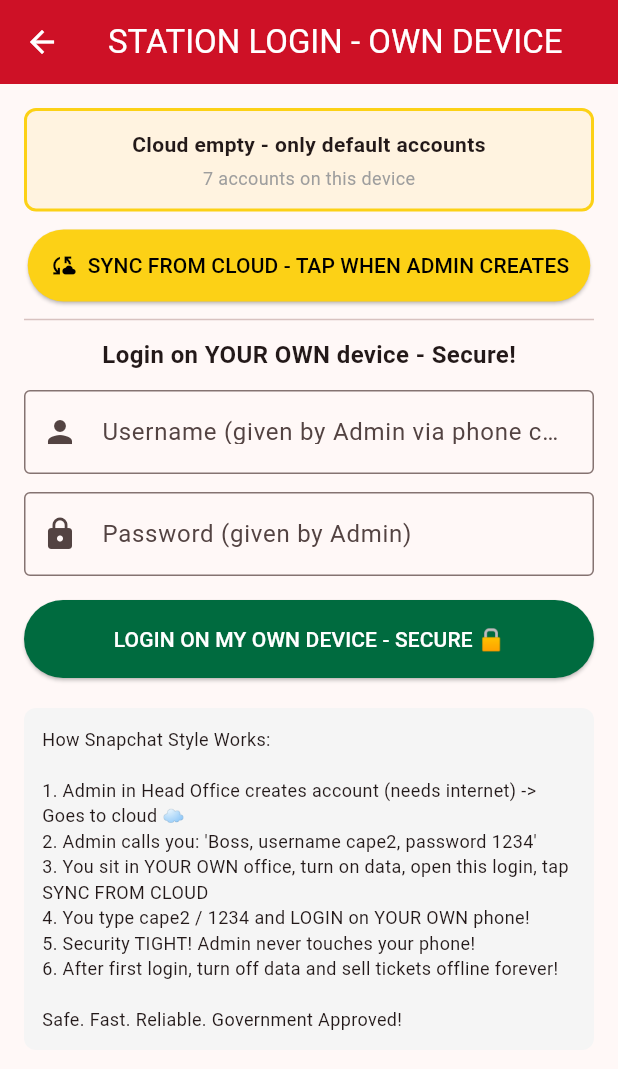
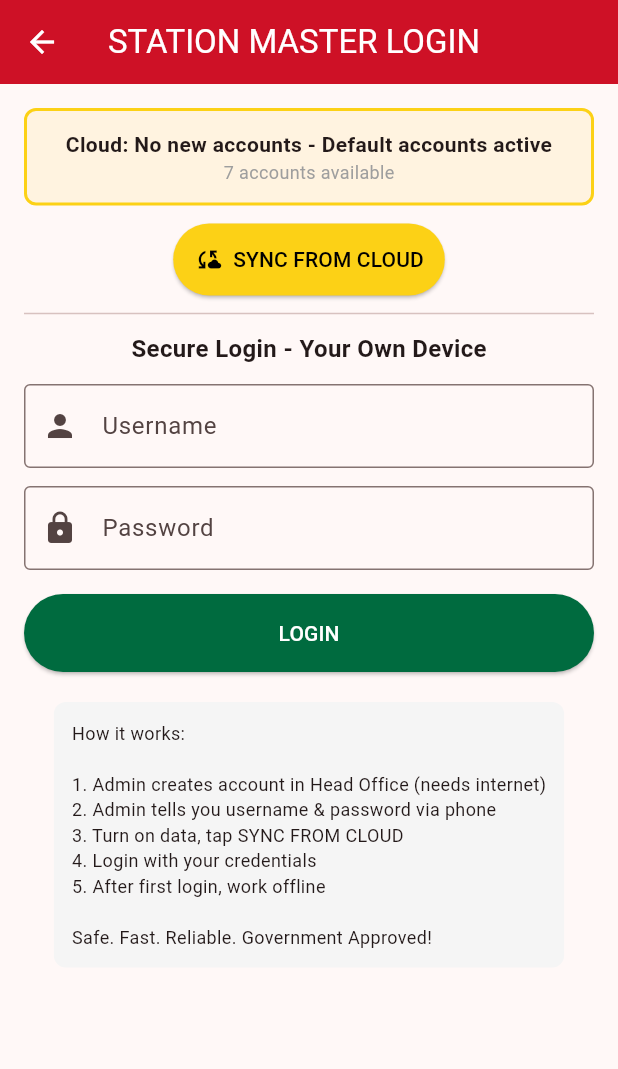
Before and after one commit to bernardajeati567-afk/Trotro-ticket, a Flutter app: the LoginScreen screen opened directly, on a phone screen of 412 x 824 dp. Shown: the top 1069 px of the screen. Run offline on Flutter 3.47's test engine with Material 3 defaults, Android fonts, the phone set to English and light mode, and no system bars; our stand-ins replace cloud_firestore, firebase_core, pdf, printing, sqflite; accounts and stored records are empty.

Commit message:
Update main.dart

```diff
--- a/lib/main.dart
+++ b/lib/main.dart
@@ -12,7 +12,6 @@ import 'package:printing/printing.dart';
 import 'package:firebase_core/firebase_core.dart';
 import 'package:cloud_firestore/cloud_firestore.dart';
 
-// ============ CONSTANTS ============
 const String dbFile = "trotro.db";
 const String fareFile = "fares.json";
 const String appSlogan = "Safe. Fast. Reliable. | Government Approved";
@@ -72,11 +71,10 @@ class AppDB {
   }
 }
 
-// SNAPCHAT SYNC - DOWNLOAD FROM CLOUD
 Future<String> syncUsersFromCloud() async {
   try {
     final snap = await FirebaseFirestore.instance.collection('users').get().timeout(const Duration(seconds: 6));
-    if (snap.docs.isEmpty) return "Cloud empty - only default accounts";
+    if (snap.docs.isEmpty) return "Cloud: No new accounts - Default accounts active";
     final db = await AppDB.getDB();
     int count = 0;
     for (var doc in snap.docs) {
@@ -90,9 +88,9 @@ Future<String> syncUsersFromCloud() async {
       }, conflictAlgorithm: ConflictAlgorithm.replace);
       count++;
     }
-    return "✅ Synced $count accounts from cloud - Snapchat style!";
+    return "✅ Synced $count accounts from cloud";
   } catch (e) {
-    return "⚠️ Offline - Using local. Turn on data & tap SYNC to get new accounts";
+    return "Offline mode - Using local accounts. Turn on data to sync new accounts";
   }
 }
 
@@ -314,15 +312,15 @@ class TrotroApp extends StatelessWidget {
 class MainMenuScreen extends StatefulWidget { const MainMenuScreen({super.key}); @override State<MainMenuScreen> createState() => _MainMenuScreenState(); }
 class _MainMenuScreenState extends State<MainMenuScreen> {
   @override Widget build(BuildContext context) {
-    return Scaffold(appBar: AppBar(title: const Text("REAL ME TROTRO v14 SNAPCHAT"), backgroundColor: ghRed, foregroundColor: Colors.white),
+    return Scaffold(appBar: AppBar(title: const Text("REAL ME TROTRO"), backgroundColor: ghRed, foregroundColor: Colors.white),
       body: Column(children: [
         Container(width: double.infinity, color: ghRed, padding: const EdgeInsets.all(16), child: Column(children: [const Text("🇬🇭 REAL ME TROTRO", style: TextStyle(color: Colors.white, fontSize: 22, fontWeight: FontWeight.bold)), Text(appSlogan, style: const TextStyle(color: Colors.white)), const SizedBox(height: 8), Container(height: 6, color: ghGold), Container(height: 6, color: ghGreen)])),
         Expanded(child: Padding(padding: const EdgeInsets.all(16), child: Column(crossAxisAlignment: CrossAxisAlignment.stretch, children: [
           Text("Login: ${currentUser ?? 'Guest'}", textAlign: TextAlign.center),
           const SizedBox(height: 16),
           ElevatedButton(onPressed: () => Navigator.push(context, MaterialPageRoute(builder: (_) => const PassengerScreen())), style: ElevatedButton.styleFrom(backgroundColor: ghGreen, foregroundColor: Colors.white), child: const Text("1. Passenger - CHECK FARE")),
-          ElevatedButton(onPressed: () => Navigator.push(context, MaterialPageRoute(builder: (_) => const LoginScreen())), style: ElevatedButton.styleFrom(backgroundColor: ghRed, foregroundColor: Colors.white), child: const Text("2. Station Master Login (Snapchat Style)")),
-          ElevatedButton(onPressed: () => Navigator.push(context, MaterialPageRoute(builder: (_) => const CreateAccountScreen())), style: ElevatedButton.styleFrom(backgroundColor: ghGold, foregroundColor: Colors.black), child: const Text("3. Admin - Create/Delete (Cloud)")),
+          ElevatedButton(onPressed: () => Navigator.push(context, MaterialPageRoute(builder: (_) => const LoginScreen())), style: ElevatedButton.styleFrom(backgroundColor: ghRed, foregroundColor: Colors.white), child: const Text("2. Station Master Login")),
+          ElevatedButton(onPressed: () => Navigator.push(context, MaterialPageRoute(builder: (_) => const CreateAccountScreen())), style: ElevatedButton.styleFrom(backgroundColor: ghGold, foregroundColor: Colors.black), child: const Text("3. Admin - Create/Delete")),
           ElevatedButton(onPressed: () => Navigator.push(context, MaterialPageRoute(builder: (_) => const VerifyScreen())), child: const Text("4. Verify Ticket")),
           ElevatedButton(onPressed: () => Navigator.pop(context), child: const Text("5. Exit")),
         ]))),
@@ -391,10 +389,10 @@ class _CreateAccountScreenState extends State<CreateAccountScreen> {
   String cloudMsg = "";
   @override Widget build(BuildContext context) {
     if (adminUser == null) {
-      return Scaffold(appBar: AppBar(title: const Text("ADMIN - LOCKED (CLOUD)"), backgroundColor: ghRed), body: Padding(padding: const EdgeInsets.all(16), child: Column(children: [
+      return Scaffold(appBar: AppBar(title: const Text("ADMIN - SECURE ACCESS"), backgroundColor: ghRed), body: Padding(padding: const EdgeInsets.all(16), child: Column(children: [
         const Icon(Icons.lock, size: 60, color: ghRed),
-        const Text("ADMIN ONLY - CLOUD MODE", style: TextStyle(fontSize: 18, fontWeight: FontWeight.bold)),
-        const Text("Admin creates account -> Goes to cloud -> Station master syncs on his own device!", style: TextStyle(fontSize: 11, color: Colors.grey), textAlign: TextAlign.center),
+        const Text("ADMIN ONLY", style: TextStyle(fontSize: 18, fontWeight: FontWeight.bold)),
+        const Text("Government Approved Access", style: TextStyle(fontSize: 12, color: Colors.grey)),
         const SizedBox(height: 12),
         TextField(controller: adminU, decoration: const InputDecoration(labelText: "Admin Username")),
         TextField(controller: adminP, obscureText: true, decoration: const InputDecoration(labelText: "Admin Password")),
@@ -404,20 +402,20 @@ class _CreateAccountScreenState extends State<CreateAccountScreen> {
           final pw = adminP.text.trim();
           if (users.containsKey(un) && verifyPassword(users[un]!['password'], pw) && users[un]!['role'] == 'admin') {
             setState(() => adminUser = un);
-            ScaffoldMessenger.of(context).showSnackBar(const SnackBar(content: Text("Admin Auth OK - Cloud Mode Active")));
+            ScaffoldMessenger.of(context).showSnackBar(const SnackBar(content: Text("Admin Auth OK")));
           } else { ScaffoldMessenger.of(context).showSnackBar(const SnackBar(content: Text("Auth failed!"))); }
-        }, style: ElevatedButton.styleFrom(backgroundColor: ghGreen, foregroundColor: Colors.white), child: const Text("CHECK ADMIN")),
+        }, style: ElevatedButton.styleFrom(backgroundColor: ghGreen, foregroundColor: Colors.white), child: const Text("VERIFY ADMIN")),
         ElevatedButton(onPressed: () => Navigator.pop(context), child: const Text("Back")),
       ])));
     }
-    return Scaffold(appBar: AppBar(title: Text("ADMIN CLOUD - $adminUser"), backgroundColor: ghGreen), body: SingleChildScrollView(padding: const EdgeInsets.all(16), child: Column(children: [
-      Container(padding: const EdgeInsets.all(12), decoration: BoxDecoration(color: Colors.blue.shade50, border: Border.all(color: Colors.blue, width: 2), borderRadius: BorderRadius.circular(8)), child: const Text("SNAPCHAT STYLE: You create here in Accra office (needs internet) -> Station master in Cape Coast taps SYNC on his own phone -> He logs in! Secure! Tight!", textAlign: TextAlign.center, style: TextStyle(fontWeight: FontWeight.bold, fontSize: 12))),
+    return Scaffold(appBar: AppBar(title: Text("ADMIN - $adminUser"), backgroundColor: ghGreen), body: SingleChildScrollView(padding: const EdgeInsets.all(16), child: Column(children: [
+      Container(padding: const EdgeInsets.all(12), decoration: BoxDecoration(color: Colors.blue.shade50, border: Border.all(color: Colors.blue, width: 2), borderRadius: BorderRadius.circular(8)), child: const Text("Admin creates account here (needs internet) -> Account goes to cloud -> Station master taps SYNC on his own device to login. Secure & Tight!", textAlign: TextAlign.center, style: TextStyle(fontWeight: FontWeight.bold, fontSize: 12))),
       const SizedBox(height: 12),
-      const Text("1. Create Station Master (to Cloud)", style: TextStyle(fontWeight: FontWeight.bold)),
-      TextField(controller: newU, decoration: const InputDecoration(labelText: "Username 1 word e.g. cape2")),
-      TextField(controller: fullN, decoration: const InputDecoration(labelText: "Full Name e.g. John Mensah")),
-      TextField(controller: newP, decoration: const InputDecoration(labelText: "Password e.g. 1234")),
-      TextField(controller: stationC, decoration: const InputDecoration(labelText: "Station e.g. Cape Coast")),
+      const Text("1. Create Station Master", style: TextStyle(fontWeight: FontWeight.bold)),
+      TextField(controller: newU, decoration: const InputDecoration(labelText: "Username e.g. cape2")),
+      TextField(controller: fullN, decoration: const InputDecoration(labelText: "Full Name")),
+      TextField(controller: newP, decoration: const InputDecoration(labelText: "Password")),
+      TextField(controller: stationC, decoration: const InputDecoration(labelText: "Station")),
       const SizedBox(height: 8),
       ElevatedButton(onPressed: () async {
         final nu = newU.text.toLowerCase().trim();
@@ -425,15 +423,15 @@ class _CreateAccountScreenState extends State<CreateAccountScreen> {
         users[nu] = {"password": hashPassword(newP.text), "station": titleCase(stationC.text.trim()), "role": "station_master", "full_name": titleCase(fullN.text.trim())};
         setState(() => cloudMsg = "⏳ Uploading to cloud...");
         await saveUsers(users);
-        setState(() => cloudMsg = "✅ $nu uploaded to cloud! Tell station master to SYNC on his phone!");
+        setState(() => cloudMsg = "✅ $nu uploaded! Tell station master to SYNC");
         final createdName = users[nu]!['full_name'];
         newU.clear(); fullN.clear(); newP.clear(); stationC.clear();
         setState(() {});
-        ScaffoldMessenger.of(context).showSnackBar(SnackBar(content: Text("✅ Created $createdName | $nu - In Cloud! Station master can now login on his OWN device!")));
-      }, style: ElevatedButton.styleFrom(backgroundColor: ghGreen, foregroundColor: Colors.white), child: const Text("CREATE TO CLOUD - SNAPCHAT STYLE")),
+        ScaffoldMessenger.of(context).showSnackBar(SnackBar(content: Text("✅ Created $createdName | $nu - Station master can now login on his device!")));
+      }, style: ElevatedButton.styleFrom(backgroundColor: ghGreen, foregroundColor: Colors.white), child: const Text("CREATE ACCOUNT")),
       Text(cloudMsg, style: const TextStyle(fontWeight: FontWeight.bold, color: ghGreen)),
       const Divider(),
-      const Text("2. Delete Station Master", style: TextStyle(fontWeight: FontWeight.bold)),
+      const Text("2. Delete", style: TextStyle(fontWeight: FontWeight.bold)),
       ...users.entries.map((e) => Text(" - ${e.key} | ${e.value['full_name']} | ${e.value['station']}")),
       TextField(controller: delU, decoration: const InputDecoration(labelText: "Delete username")),
       ElevatedButton(onPressed: () async {
@@ -441,15 +439,15 @@ class _CreateAccountScreenState extends State<CreateAccountScreen> {
         if (!users.containsKey(du)) { ScaffoldMessenger.of(context).showSnackBar(const SnackBar(content: Text("Not found!"))); return; }
         if (du == adminUser || du == "admin") { ScaffoldMessenger.of(context).showSnackBar(const SnackBar(content: Text("Cannot delete self/admin!"))); return; }
         if (defaultAccounts.any((a) => a['username'] == du)) { ScaffoldMessenger.of(context).showSnackBar(const SnackBar(content: Text("Cannot delete default!"))); return; }
-        final confirm = await showDialog<bool>(context: context, builder: (_) => AlertDialog(title: Text("DELETE $du FROM CLOUD?"), actions: [TextButton(onPressed: () => Navigator.pop(context, true), child: const Text("YES DELETE FROM CLOUD")), TextButton(onPressed: () => Navigator.pop(context, false), child: const Text("NO"))]));
+        final confirm = await showDialog<bool>(context: context, builder: (_) => AlertDialog(title: Text("DELETE $du?"), actions: [TextButton(onPressed: () => Navigator.pop(context, true), child: const Text("YES")), TextButton(onPressed: () => Navigator.pop(context, false), child: const Text("NO"))]));
         if (confirm == true) {
           users.remove(du);
           final db = await AppDB.getDB();
           await db.delete('users', where: 'username=?', whereArgs: [du]);
           try { await FirebaseFirestore.instance.collection('users').doc(du).delete(); } catch (_){}
-          delU.clear(); setState(() {}); ScaffoldMessenger.of(context).showSnackBar(SnackBar(content: Text("DELETED $du FROM CLOUD")));
+          delU.clear(); setState(() {}); ScaffoldMessenger.of(context).showSnackBar(SnackBar(content: Text("DELETED $du")));
         }
-      }, child: const Text("DELETE FROM CLOUD")),
+      }, child: const Text("DELETE")),
       const Divider(),
       ...users.entries.map((e) => Text("${e.key} | ${e.value['full_name']} | ${e.value['station']}")),
       ElevatedButton(onPressed: () => setState(() => adminUser = null), child: const Text("Logout Admin")),
@@ -477,60 +475,46 @@ class _VerifyScreenState extends State<VerifyScreen> {
   }
 }
 
-// SNAPCHAT STYLE LOGIN - STATION MASTER CAN LOGIN ON HIS OWN DEVICE!
 class LoginScreen extends StatefulWidget { const LoginScreen({super.key}); @override State<LoginScreen> createState() => _LoginScreenState(); }
 class _LoginScreenState extends State<LoginScreen> {
   final unC = TextEditingController(); final pwC = TextEditingController();
-  String syncStatus = "🔄 Checking cloud...";
+  String syncStatus = "Checking cloud...";
   int cloudCount = 0;
-
-  @override
-  void initState() {
-    super.initState();
-    _doSync();
-  }
-
+  @override void initState() { super.initState(); _doSync(); }
   Future<void> _doSync() async {
-    setState(() => syncStatus = "🔄 Syncing from cloud (Snapchat style)...");
+    setState(() => syncStatus = "Syncing accounts from cloud...");
     final msg = await syncUsersFromCloud();
     users = await loadUsers();
-    setState(() {
-      syncStatus = msg;
-      cloudCount = users.length;
-    });
+    setState(() { syncStatus = msg; cloudCount = users.length; });
   }
-
   @override Widget build(BuildContext context) {
     return Scaffold(
-      appBar: AppBar(title: const Text("STATION LOGIN - OWN DEVICE"), backgroundColor: ghRed),
+      appBar: AppBar(title: const Text("STATION MASTER LOGIN"), backgroundColor: ghRed),
       body: Padding(padding: const EdgeInsets.all(16), child: SingleChildScrollView(child: Column(children: [
         Container(width: double.infinity, padding: const EdgeInsets.all(12), decoration: BoxDecoration(color: syncStatus.contains("✅") ? Colors.green.shade50 : Colors.orange.shade50, border: Border.all(color: syncStatus.contains("✅") ? ghGreen : ghGold, width: 2), borderRadius: BorderRadius.circular(8)), child: Column(children: [
           Text(syncStatus, style: const TextStyle(fontWeight: FontWeight.bold), textAlign: TextAlign.center),
-          const SizedBox(height: 4),
-          Text("$cloudCount accounts on this device", style: const TextStyle(fontSize: 12, color: Colors.grey)),
+          Text("$cloudCount accounts available", style: const TextStyle(fontSize: 12, color: Colors.grey)),
         ])),
         const SizedBox(height: 12),
-        ElevatedButton.icon(onPressed: _doSync, icon: const Icon(Icons.cloud_sync), label: const Text("SYNC FROM CLOUD - TAP WHEN ADMIN CREATES"), style: ElevatedButton.styleFrom(backgroundColor: ghGold, foregroundColor: Colors.black, padding: const EdgeInsets.all(14))),
+        ElevatedButton.icon(onPressed: _doSync, icon: const Icon(Icons.cloud_sync), label: const Text("SYNC FROM CLOUD"), style: ElevatedButton.styleFrom(backgroundColor: ghGold, foregroundColor: Colors.black, padding: const EdgeInsets.all(14))),
         const Divider(height: 24),
-        const Text("Login on YOUR OWN device - Secure!", style: TextStyle(fontWeight: FontWeight.bold, fontSize: 16)),
+        const Text("Secure Login - Your Own Device", style: TextStyle(fontWeight: FontWeight.bold, fontSize: 16)),
         const SizedBox(height: 12),
-        TextField(controller: unC, decoration: const InputDecoration(labelText: "Username (given by Admin via phone call)", border: OutlineInputBorder(), prefixIcon: Icon(Icons.person))),
+        TextField(controller: unC, decoration: const InputDecoration(labelText: "Username", border: OutlineInputBorder(), prefixIcon: Icon(Icons.person))),
         const SizedBox(height: 12),
-        TextField(controller: pwC, obscureText: true, decoration: const InputDecoration(labelText: "Password (given by Admin)", border: OutlineInputBorder(), prefixIcon: Icon(Icons.lock))),
+        TextField(controller: pwC, obscureText: true, decoration: const InputDecoration(labelText: "Password", border: OutlineInputBorder(), prefixIcon: Icon(Icons.lock))),
         const SizedBox(height: 16),
         SizedBox(width: double.infinity, child: ElevatedButton(onPressed: () async {
           final un = unC.text.toLowerCase().trim();
           users = await loadUsers();
           if (users.containsKey(un) && verifyPassword(users[un]!['password'], pwC.text.trim())) {
             currentUser = un;
-            ScaffoldMessenger.of(context).showSnackBar(SnackBar(content: Text("✅ Welcome ${users[un]!['full_name']}! Secure login on your own device!")));
+            ScaffoldMessenger.of(context).showSnackBar(SnackBar(content: Text("Welcome ${users[un]!['full_name']}!")));
             Navigator.push(context, MaterialPageRoute(builder: (_) => StationMasterScreen(username: un)));
-          } else {
-            ScaffoldMessenger.of(context).showSnackBar(SnackBar(content: Text("Wrong! Have $cloudCount accounts. Tap SYNC first!")));
-          }
-        }, style: ElevatedButton.styleFrom(backgroundColor: ghGreen, foregroundColor: Colors.white, padding: const EdgeInsets.all(16)), child: const Text("LOGIN ON MY OWN DEVICE - SECURE 🔒"))),
+          } else { ScaffoldMessenger.of(context).showSnackBar(SnackBar(content: Text("Wrong password! Have $cloudCount accounts"))); }
+        }, style: ElevatedButton.styleFrom(backgroundColor: ghGreen, foregroundColor: Colors.white, padding: const EdgeInsets.all(16)), child: const Text("LOGIN"))),
         const SizedBox(height: 20),
-        Container(padding: const EdgeInsets.all(12), decoration: BoxDecoration(color: Colors.grey.shade100, borderRadius: BorderRadius.circular(8)), child: const Text("How Snapchat Style Works:\n\n1. Admin in Head Office creates account (needs internet) -> Goes to cloud ☁️\n2. Admin calls you: 'Boss, username cape2, password 1234'\n3. You sit in YOUR OWN office, turn on data, open this login, tap SYNC FROM CLOUD\n4. You type cape2 / 1234 and LOGIN on YOUR OWN phone!\n5. Security TIGHT! Admin never touches your phone!\n6. After first login, turn off data and sell tickets offline forever!\n\nSafe. Fast. Reliable. Government Approved!", style: TextStyle(fontSize: 12), textAlign: TextAlign.left)),
+        Container(padding: const EdgeInsets.all(12), decoration: BoxDecoration(color: Colors.grey.shade100, borderRadius: BorderRadius.circular(8)), child: const Text("How it works:\n\n1. Admin creates account in Head Office (needs internet)\n2. Admin tells you username & password via phone\n3. Turn on data, tap SYNC FROM CLOUD\n4. Login with your credentials\n5. After first login, work offline\n\nSafe. Fast. Reliable. Government Approved!", style: TextStyle(fontSize: 12))),
       ]))),
     );
   }
@@ -569,39 +553,39 @@ class _StationMasterScreenState extends State<StationMasterScreen> {
       DropdownButtonFormField<String>(value: toVal, decoration: const InputDecoration(labelText: "To - Select"), items: stations.map((e) => DropdownMenuItem(value: e, child: Text(titleCase(e)))).toList(), onChanged: (v) { setState(() { toVal = v; toC.text = v ?? ""; }); }),
       TextField(controller: toC, decoration: const InputDecoration(labelText: "To - Or Type Here")),
       ElevatedButton(onPressed: () async {
-        if (nameC.text.trim().isEmpty) { setState(() => info = "⚠️ Enter passenger name first!"); return; }
+        if (nameC.text.trim().isEmpty) { setState(() => info = "Enter passenger name!"); return; }
         final fs = resolveStation(fromC.text, fromVal);
         final ts = resolveStation(toC.text, toVal);
-        if (fs.isEmpty || ts.isEmpty) { setState(() => info = "Select or type From and To!"); return; }
+        if (fs.isEmpty || ts.isEmpty) { setState(() => info = "Select From and To!"); return; }
         if (!routes.containsKey(fs) || !routes[fs]!.containsKey(ts)) { setState(() => info = "No route"); return; }
         final seats = await loadSeats();
-        if (seats.isEmpty) { setState(() => info = "Bus FULL! Reset seats"); return; }
+        if (seats.isEmpty) { setState(() => info = "Bus FULL! Reset"); return; }
         final fare = routes[fs]![ts]!;
         final seat = seats.first;
         await saveSeat(seat);
         final sale = await saveSale(nameC.text.trim(), fs, ts, fare, seat);
-        setState(() { lastSale = sale; info = "SOLD! ${sale['ticket_id']} | Seat $seat | Fare GHS ${fare.toStringAsFixed(2)}"; nameC.clear(); fromC.clear(); toC.clear(); fromVal = null; toVal = null; });
+        setState(() { lastSale = sale; info = "SOLD! ${sale['ticket_id']} | $seat | GHS ${fare.toStringAsFixed(2)}"; nameC.clear(); fromC.clear(); toC.clear(); fromVal = null; toVal = null; });
         if (!context.mounted) return;
-        showDialog(context: context, builder: (_) => AlertDialog(title: const Text("✅ TICKET SOLD!"), content: Text("Ticket: ${sale['ticket_id']}\nPassenger: ${sale['name']}\nRoute: ${titleCase(fs)} -> ${titleCase(ts)}\nSeat: $seat\nFare: GHS ${fare.toStringAsFixed(2)} PAID\nDate: ${sale['date']} ${sale['time']}"), actions: [
-          TextButton(onPressed: () async { Navigator.pop(context); await doPrint(sale); }, child: const Text("🖨️ PRINT TICKET")),
+        showDialog(context: context, builder: (_) => AlertDialog(title: const Text("✅ TICKET SOLD!"), content: Text("Ticket: ${sale['ticket_id']}\nPassenger: ${sale['name']}\nRoute: ${titleCase(fs)} -> ${titleCase(ts)}\nSeat: $seat\nFare: GHS ${fare.toStringAsFixed(2)}"), actions: [
+          TextButton(onPressed: () async { Navigator.pop(context); await doPrint(sale); }, child: const Text("🖨️ PRINT")),
           TextButton(onPressed: () => Navigator.pop(context), child: const Text("OK")),
         ]));
-      }, style: ElevatedButton.styleFrom(backgroundColor: ghGreen, foregroundColor: Colors.white, padding: const EdgeInsets.all(16)), child: const Text("SELL TICKET - TAP HERE")),
+      }, style: ElevatedButton.styleFrom(backgroundColor: ghGreen, foregroundColor: Colors.white, padding: const EdgeInsets.all(16)), child: const Text("SELL TICKET")),
       if (lastSale != null) ...[
         const SizedBox(height: 12),
         Container(padding: const EdgeInsets.all(12), decoration: BoxDecoration(color: Colors.green.shade50, border: Border.all(color: ghGreen)), child: Column(children: [
-          Text("LAST TICKET: ${lastSale!['ticket_id']} | Seat ${lastSale!['seat']} | GHS ${(lastSale!['fare'] as double).toStringAsFixed(2)} | ${lastSale!['name']}", style: const TextStyle(fontWeight: FontWeight.bold), textAlign: TextAlign.center),
+          Text("LAST: ${lastSale!['ticket_id']} | ${lastSale!['seat']} | GHS ${(lastSale!['fare'] as double).toStringAsFixed(2)}", style: const TextStyle(fontWeight: FontWeight.bold)),
           const SizedBox(height: 8),
-          ElevatedButton(onPressed: () => doPrint(lastSale!), style: ElevatedButton.styleFrom(backgroundColor: ghRed, foregroundColor: Colors.white, padding: const EdgeInsets.all(14)), child: const Text("🖨️ PRINT THIS TICKET")),
+          ElevatedButton(onPressed: () => doPrint(lastSale!), style: ElevatedButton.styleFrom(backgroundColor: ghRed, foregroundColor: Colors.white), child: const Text("🖨️ PRINT THIS TICKET")),
         ])),
       ],
       const Divider(height: 30),
-      ElevatedButton(onPressed: () { String s = ""; for (var fs in routes.keys) { for (var ts in routes[fs]!.keys) { if (fs.compareTo(ts) < 0) s += "${titleCase(fs)} <-> ${titleCase(ts)}: GHS ${routes[fs]![ts]!.toStringAsFixed(2)}\n"; } } setState(() => info = s); }, child: const Text("4. View all routes")),
-      ElevatedButton(onPressed: () async { final r = await showSalesReport(); setState(() => info = r); }, child: const Text("5. Daily Sales Report")),
-      ElevatedButton(onPressed: () async { final r = await showSeatMap(); setState(() => info = r); }, child: const Text("6. Seat Map")),
-      ElevatedButton(onPressed: () async { final r1 = await exportSalesToExcel(todayOnly: true); final r2 = await exportSalesToExcel(todayOnly: false); setState(() => info = "$r1\n$r2"); }, child: const Text("7. Export CSV")),
-      ElevatedButton(onPressed: () async { final db = await AppDB.getDB(); await db.delete('seats'); setState(() => info = "Reset done"); }, child: const Text("8. Reset seats")),
-      ElevatedButton(onPressed: () { currentUser = null; Navigator.pop(context); }, child: const Text("9. Logout")),
+      ElevatedButton(onPressed: () { String s = ""; for (var fs in routes.keys) { for (var ts in routes[fs]!.keys) { if (fs.compareTo(ts) < 0) s += "${titleCase(fs)} <-> ${titleCase(ts)}: GHS ${routes[fs]![ts]!.toStringAsFixed(2)}\n"; } } setState(() => info = s); }, child: const Text("View routes")),
+      ElevatedButton(onPressed: () async { final r = await showSalesReport(); setState(() => info = r); }, child: const Text("Daily Sales")),
+      ElevatedButton(onPressed: () async { final r = await showSeatMap(); setState(() => info = r); }, child: const Text("Seat Map")),
+      ElevatedButton(onPressed: () async { final r1 = await exportSalesToExcel(todayOnly: true); final r2 = await exportSalesToExcel(todayOnly: false); setState(() => info = "$r1\n$r2"); }, child: const Text("Export CSV")),
+      ElevatedButton(onPressed: () async { final db = await AppDB.getDB(); await db.delete('seats'); setState(() => info = "Reset done"); }, child: const Text("Reset seats")),
+      ElevatedButton(onPressed: () { currentUser = null; Navigator.pop(context); }, child: const Text("Logout")),
       const SizedBox(height: 16), Text(info, style: const TextStyle(color: Colors.red, fontWeight: FontWeight.bold)),
     ])));
   }
```
